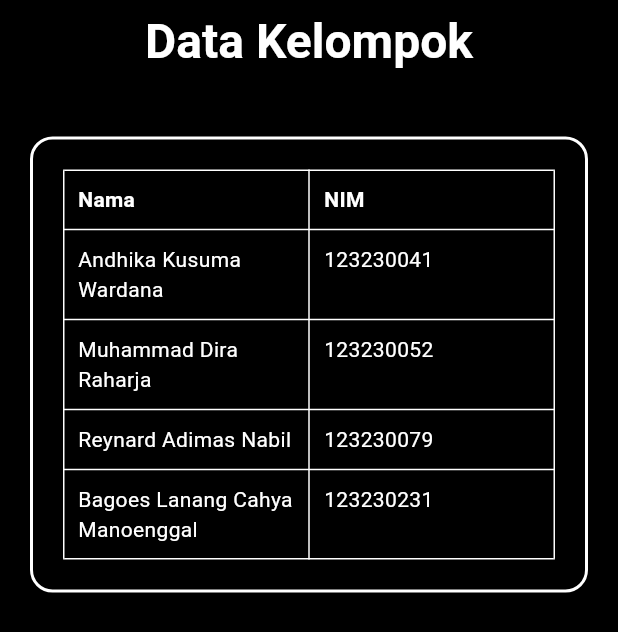
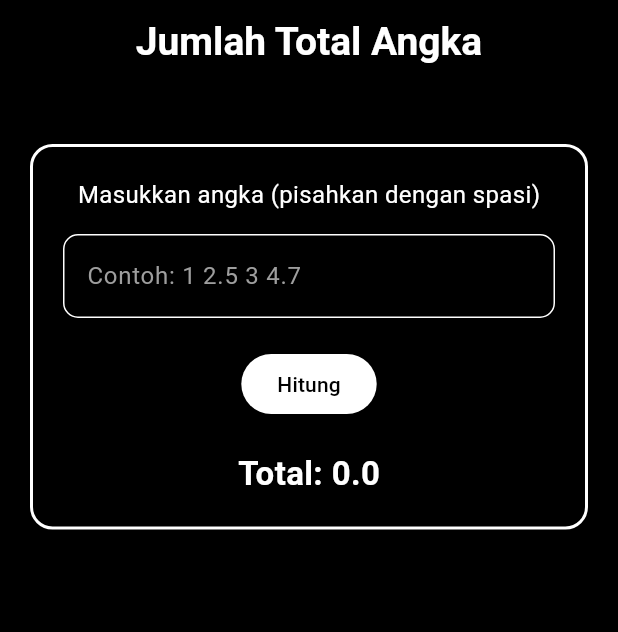
Before and after one commit to ReynardAdimas/TPM_Tugas2, a Flutter app: the screen it shows after launch, on a phone screen of 412 x 824 dp. Shown: the top 632 px of the screen. Run offline on Flutter 3.47's test engine with Material 3 defaults, Android fonts, the phone set to English and light mode, and no system bars.

Commit message:
jumlah total angka  add

```diff
--- a/lib/main.dart
+++ b/lib/main.dart
@@ -1,4 +1,5 @@
 import 'package:flutter/material.dart';
+import 'package:tpm_tugas2/pages/jumlah_total_angka_page.dart';
 import 'package:tpm_tugas2/pages/kelompok.dart';
 
 void main() {
@@ -32,7 +33,7 @@ class MyApp extends StatelessWidget {
         colorScheme: .fromSeed(seedColor: Colors.deepPurple),
       ),
       debugShowCheckedModeBanner: false,
-      home: KelompokPage(),
+      home: JumlahTotalAngkaPage(),
     );
   }
 }
--- /dev/null
+++ b/lib/pages/jumlah_total_angka_page.dart
@@ -0,0 +1,153 @@
+import 'package:flutter/material.dart';
+
+class JumlahTotalAngkaPage extends StatefulWidget {
+  const JumlahTotalAngkaPage({super.key});
+
+  @override
+  State<JumlahTotalAngkaPage> createState() => _JumlahTotalAngkaPageState();
+}
+
+class _JumlahTotalAngkaPageState extends State<JumlahTotalAngkaPage> {
+
+  final TextEditingController angkaController = TextEditingController();
+  double total = 0;
+
+  void hitungTotal() {
+
+    String input = angkaController.text.trim();
+
+    if (input.isEmpty) {
+      tampilkanError("Input tidak boleh kosong");
+      return;
+    }
+
+    List<String> angkaList = input.split(" ");
+
+    double hasil = 0;
+
+    try {
+
+      for (var angka in angkaList) {
+
+        if (angka.isEmpty) continue;
+
+        hasil += double.parse(angka);
+
+      }
+
+      setState(() {
+        total = hasil;
+      });
+
+    } catch (e) {
+      tampilkanError("Input hanya boleh berisi angka");
+    }
+  }
+
+  void tampilkanError(String pesan) {
+    ScaffoldMessenger.of(context).showSnackBar(
+      SnackBar(
+        content: Text(pesan),
+        backgroundColor: Colors.red,
+      ),
+    );
+  }
+
+  @override
+  Widget build(BuildContext context) {
+    return Scaffold(
+      backgroundColor: Colors.black,
+
+      appBar: AppBar(
+        backgroundColor: Colors.black,
+        centerTitle: true,
+        title: const Text(
+          "Jumlah Total Angka",
+          style: TextStyle(
+            color: Colors.white,
+            fontSize: 26,
+            fontWeight: FontWeight.bold,
+          ),
+        ),
+      ),
+
+      body: Padding(
+        padding: const EdgeInsets.all(20),
+        child: Column(
+          children: [
+
+            const SizedBox(height: 20),
+
+            Container(
+              width: double.infinity,
+              padding: const EdgeInsets.all(20),
+
+              decoration: BoxDecoration(
+                border: Border.all(color: Colors.white, width: 2),
+                borderRadius: BorderRadius.circular(15),
+              ),
+
+              child: Column(
+                children: [
+
+                  const Text(
+                    "Masukkan angka (pisahkan dengan spasi)",
+                    style: TextStyle(
+                      color: Colors.white,
+                      fontSize: 16,
+                    ),
+                  ),
+
+                  const SizedBox(height: 15),
+
+                  TextField(
+                    controller: angkaController,
+                    style: const TextStyle(color: Colors.white),
+
+                    decoration: InputDecoration(
+                      hintText: "Contoh: 1 2.5 3 4.7",
+                      hintStyle: const TextStyle(color: Colors.grey),
+
+                      enabledBorder: OutlineInputBorder(
+                        borderSide: const BorderSide(color: Colors.white),
+                        borderRadius: BorderRadius.circular(10),
+                      ),
+
+                      focusedBorder: OutlineInputBorder(
+                        borderSide: const BorderSide(color: Colors.white),
+                        borderRadius: BorderRadius.circular(10),
+                      ),
+                    ),
+                  ),
+
+                  const SizedBox(height: 20),
+
+                  ElevatedButton(
+                    onPressed: hitungTotal,
+                    style: ElevatedButton.styleFrom(
+                      backgroundColor: Colors.white,
+                      foregroundColor: Colors.black,
+                    ),
+                    child: const Text("Hitung"),
+                  ),
+
+                  const SizedBox(height: 20),
+
+                  Text(
+                    "Total: $total",
+                    style: const TextStyle(
+                      color: Colors.white,
+                      fontSize: 22,
+                      fontWeight: FontWeight.bold,
+                    ),
+                  )
+
+                ],
+              ),
+            ),
+          ],
+        ),
+      ),
+    );
+  }
+}
```
